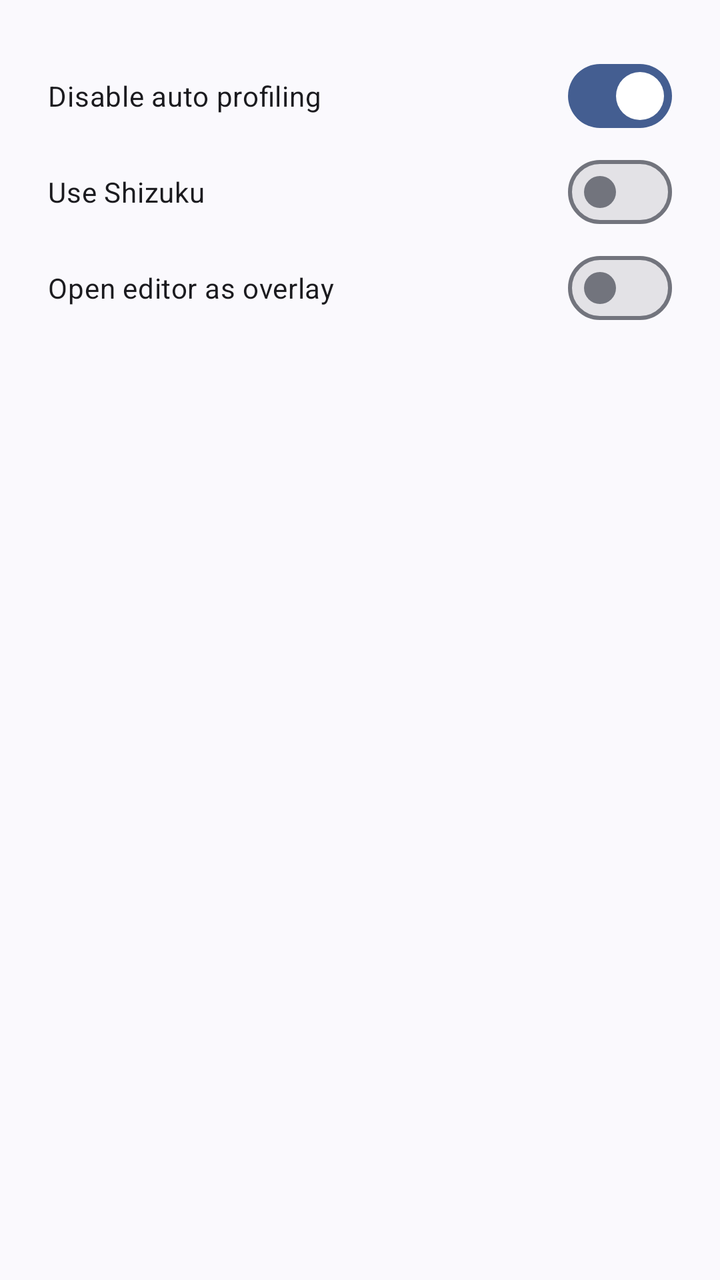
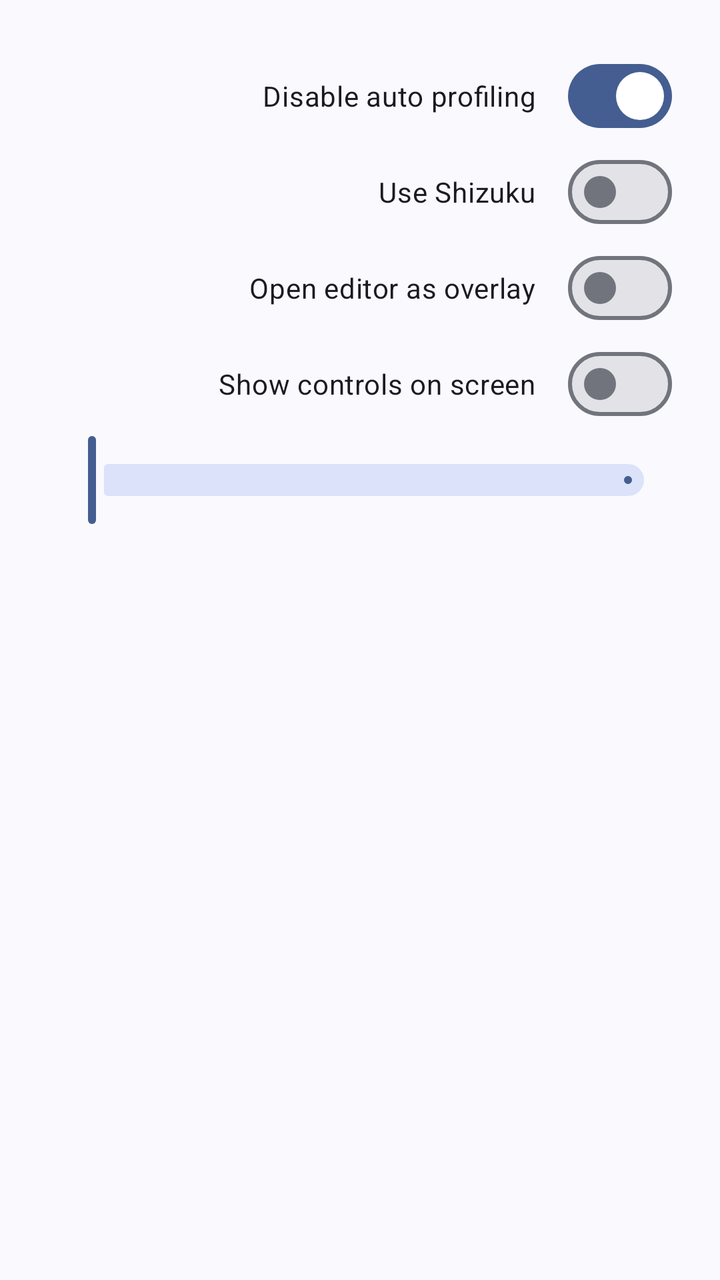

Two renders of the same Android screen: before a commit and after it. Below are the layout's source before the change and the commit's diff.
<!-- AndroidManifest.xml: application theme Theme.XtMapper -->
<!-- res/layout/settings.xml -->
<?xml version="1.0" encoding="utf-8"?>
<LinearLayout xmlns:android="http://schemas.android.com/apk/res/android"
    android:orientation="vertical"
    android:layout_width="match_parent"
    android:layout_height="match_parent"
    android:padding="24dp"
    >

        <com.google.android.material.materialswitch.MaterialSwitch
            android:id="@+id/auto_profile_switch"
            android:layout_width="match_parent"
            android:layout_height="wrap_content"
            android:checked="true"
            android:text="@string/disable_auto_profile" />

        <com.google.android.material.materialswitch.MaterialSwitch
            android:id="@+id/use_shizuku"
            android:layout_width="match_parent"
            android:layout_height="wrap_content"
            android:checked="false"
            android:text="@string/use_shizuku" />


        <com.google.android.material.materialswitch.MaterialSwitch
            android:id="@+id/editor_overlay"
            android:layout_width="match_parent"
            android:layout_height="wrap_content"
            android:checked="false"
            android:text="@string/open_editor_as_overlay" />

</LinearLayout>
<!-- resources referenced by this layout -->
<resources>
  <string name="disable_auto_profile">Disable auto profiling</string>
  <string name="open_editor_as_overlay">Open editor as overlay</string>
  <string name="use_shizuku">Use Shizuku</string>
  <style name="Theme.XtMapper" parent="Theme.Material3.DynamicColors.DayNight.NoActionBar">
          <item name="android:statusBarColor">?android:colorBackground</item>
      </style>
</resources>

<!-- the commit's change to res/layout/settings.xml (unified diff, before → after) -->
@@ -1,31 +1,50 @@
 <?xml version="1.0" encoding="utf-8"?>
 <LinearLayout xmlns:android="http://schemas.android.com/apk/res/android"
     android:orientation="vertical"
-    android:layout_width="match_parent"
-    android:layout_height="match_parent"
+    android:layout_width="wrap_content"
+    android:layout_height="wrap_content"
     android:padding="24dp"
     >
 
         <com.google.android.material.materialswitch.MaterialSwitch
             android:id="@+id/auto_profile_switch"
-            android:layout_width="match_parent"
+            android:layout_width="wrap_content"
             android:layout_height="wrap_content"
+            android:layout_gravity="end"
             android:checked="true"
             android:text="@string/disable_auto_profile" />
 
         <com.google.android.material.materialswitch.MaterialSwitch
             android:id="@+id/use_shizuku"
-            android:layout_width="match_parent"
+            android:layout_width="wrap_content"
             android:layout_height="wrap_content"
+            android:layout_gravity="end"
+
             android:checked="false"
             android:text="@string/use_shizuku" />
 
-
         <com.google.android.material.materialswitch.MaterialSwitch
             android:id="@+id/editor_overlay"
-            android:layout_width="match_parent"
+            android:layout_width="wrap_content"
             android:layout_height="wrap_content"
+            android:layout_gravity="end"
             android:checked="false"
             android:text="@string/open_editor_as_overlay" />
 
+
+        <com.google.android.material.materialswitch.MaterialSwitch
+            android:id="@+id/show_controls"
+            android:layout_width="wrap_content"
+            android:layout_height="wrap_content"
+            android:layout_gravity="end"
+            android:checked="false"
+            android:labelFor="@id/show_controls_opacity"
+            android:text="@string/show_controls_on_screen" />
+
+        <com.google.android.material.slider.Slider
+            android:id="@+id/show_controls_opacity"
+            android:layout_width="match_parent"
+            android:layout_height="wrap_content"
+            android:valueFrom="0"
+            android:valueTo="1" />
 </LinearLayout>
<!-- resource entries referenced after the edit -->
@@ -2,6 +2,7 @@
 <resources>
   <string name="disable_auto_profile">Disable auto profiling</string>
   <string name="open_editor_as_overlay">Open editor as overlay</string>
+  <string name="show_controls_on_screen">Show controls on screen</string>
   <string name="use_shizuku">Use Shizuku</string>
   <style name="Theme.XtMapper" parent="Theme.Material3.DynamicColors.DayNight.NoActionBar">
           <item name="android:statusBarColor">?android:colorBackground</item>
